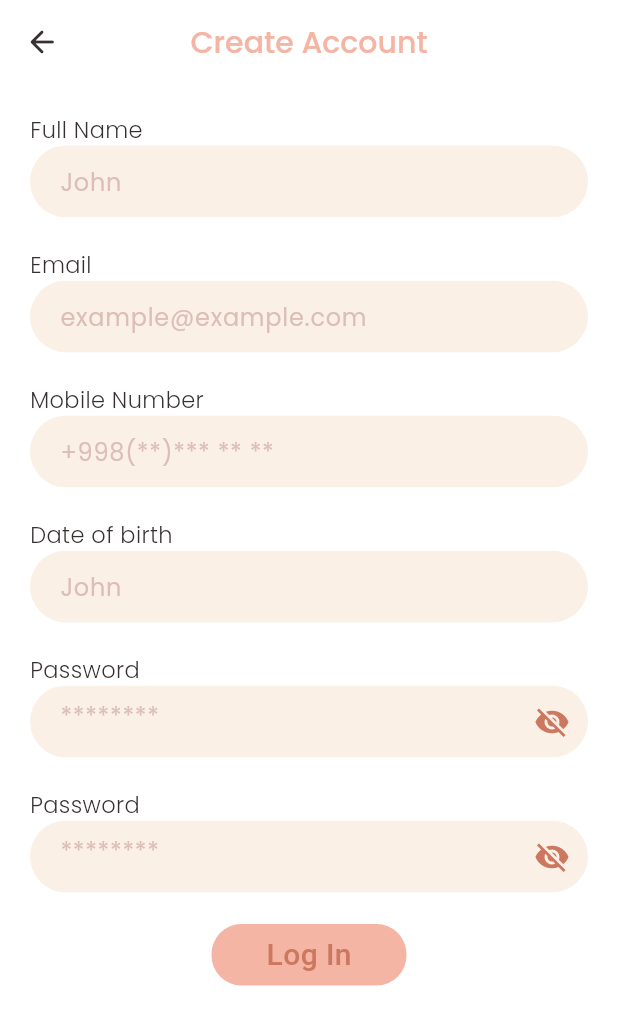
After one commit to Devaxiis/home_decore, a Flutter app: the SignUpScreen screen opened directly, on a phone screen of 412 x 824 dp. The commit adds this screen. Shown: the top 1025 px of the screen. Run offline on Flutter 3.47's test engine with Material 3 defaults, Android fonts, the phone set to English and light mode, and no system bars; our stand-ins replace cherry_toast, flutter_animate, flutter_dotenv, mask_text_input_formatter, smooth_page_indicator.

Commit message:
login tayyor

```diff
--- /dev/null
+++ b/lib/src/config/app_typografy.dart
@@ -0,0 +1,42 @@
+import 'package:home_app/library.dart';
+
+class AppTypografy {
+  ///Login Screen typografy
+
+  static const appTitleLIn = TextStyle(
+            fontFamily: "PS",
+            fontSize: 20,
+            fontWeight: FontWeight.w500,
+            color: AppColors.clF4B5A4Salmon
+          );
+  static const titleLIn = TextStyle(
+            fontFamily: "PS",
+            fontSize: 20,
+            fontWeight: FontWeight.w500,
+            color: AppColors.cl363130Black
+          );
+  static const descrpLIn = TextStyle(
+            fontFamily: "LS",
+            fontSize: 14,
+            fontWeight: FontWeight.w400,
+            color: AppColors.cl363130Black
+          );
+  static const emailOrPassLIn = TextStyle(
+            fontFamily: "PS",
+            fontSize: 15,
+            fontWeight: FontWeight.w300,
+            color: AppColors.cl363130Black
+          );
+  static const hintLIn = TextStyle(
+            fontFamily: "PS",
+            fontSize: 16,
+            fontWeight: FontWeight.w400,
+            color: AppColors.clDCBEB6BrownRosy
+          );
+  static const forgotLIn = TextStyle(
+            fontFamily: "LS",
+            fontSize: 14,
+            fontWeight: FontWeight.w500,
+            color: AppColors.cl363130Black
+          );
+}
--- /dev/null
+++ b/lib/src/presentation/ui/sign_up_screen.dart
@@ -0,0 +1,94 @@
+import 'package:flutter/material.dart';
+import 'package:home_app/library.dart';
+import 'package:home_app/src/presentation/ui/onboard_screen_one.dart';
+import 'package:home_app/src/presentation/widgets/login_button_wg.dart';
+import 'package:home_app/src/presentation/widgets/login_screen_txtfild.dart';
+
+import '../../config/app_typografy.dart';
+
+class SignUpScreen extends StatefulWidget {
+  const SignUpScreen({super.key});
+
+  @override
+  State<SignUpScreen> createState() => _SignUpScreenState();
+}
+
+class _SignUpScreenState extends State<SignUpScreen> {
+  TextEditingController controllerName = TextEditingController();
+  TextEditingController controllerEmail = TextEditingController();
+  TextEditingController controllerNumber = TextEditingController();
+  TextEditingController controllerDate = TextEditingController();
+  TextEditingController controllerPassword = TextEditingController();
+  @override
+  Widget build(BuildContext context) {
+    return Scaffold(
+      backgroundColor: AppColors.clFFFFFFWhite,
+      appBar: AppBar(
+        leading: IconButton(
+            onPressed: () {
+              context.onBack();
+            },
+            icon: const Icon(
+              Icons.arrow_back_rounded,
+              color: AppColors.cl363130Black,
+            )),
+        title: const Text(
+          'Create Account',
+          style: AppTypografy.appTitleLIn,
+        ),
+        centerTitle: true,
+      ),
+      body: SafeArea(
+          child: Padding(
+            padding: const EdgeInsets.all(20),
+            child: Column(
+                    children: [
+            LoginScreenTxtfild(
+                  title: "Full Name",
+                  hinttitle: "John",
+                  isHaveEye: false,
+                  controller: controllerName,
+                  isNumber: false,
+                  ),
+            LoginScreenTxtfild(
+                  title: "Email",
+                  hinttitle: "example@example.com",
+                  isHaveEye: false,
+                  controller: controllerEmail,
+                  isNumber: false,),
+            LoginScreenTxtfild(
+                  title: "Mobile Number",
+                  hinttitle: "+998(**)*** ** **",
+                  isHaveEye: false,
+                  controller: controllerNumber,
+                  isNumber: true,),
+            LoginScreenTxtfild(
+                  title: "Date of birth",
+                  hinttitle: "John",
+                  isHaveEye: false,
+                  controller: controllerDate,
+                  isNumber: false,),
+            LoginScreenTxtfild(
+                  title: "Password",
+                  hinttitle: "********",
+                  isHaveEye: true,
+                  controller: controllerPassword,
+                  isNumber: false,),
+            LoginScreenTxtfild(
+                  title: "Password",
+                  hinttitle: "********",
+                  isHaveEye: true,
+                  controller: controllerPassword,
+                  isNumber: false,),
+            Center(
+                child: LoginButtonWg(
+                    title: "Log In",
+                    onTab: () {
+                      context.onPushAndRemoveUntil(const OnboardScreenOne());
+                    })),
+                    ],
+                  ),
+          )),
+    );
+  }
+}
--- /dev/null
+++ b/lib/src/presentation/widgets/login_button_wg.dart
@@ -0,0 +1,32 @@
+import 'package:flutter/material.dart';
+
+import '../../../library.dart';
+
+class LoginButtonWg extends StatelessWidget {
+  const LoginButtonWg({super.key, required this.title, required this.onTab});
+
+  final String title;
+  final Function() onTab;
+
+  @override
+  Widget build(BuildContext context) {
+    return InkWell(
+      onTap: () =>onTab(),
+      child: Container(
+        height: 41,
+        width: 130,
+        alignment: Alignment.center,
+        decoration: BoxDecoration(
+            color: AppColors.clF4B5A4Salmon,
+            borderRadius: BorderRadius.circular(20)),
+        child: Text(
+          title,
+          style: const TextStyle(
+              fontSize: 20,
+              color: AppColors.clCC7861Terracotta,
+              fontWeight: FontWeight.w500),
+        ),
+      ),
+    );
+  }
+}
--- /dev/null
+++ b/lib/src/presentation/widgets/login_screen_txtfild.dart
@@ -0,0 +1,80 @@
+import 'package:home_app/library.dart';
+import 'package:home_app/src/config/app_typografy.dart';
+import 'package:home_app/src/utils/app_input_formatter.dart';
+import 'package:home_app/src/utils/app_screen_h_w.dart';
+
+class LoginScreenTxtfild extends StatefulWidget {
+  const LoginScreenTxtfild({
+    super.key,
+    required this.title,
+    required this.hinttitle,
+    required this.isHaveEye,
+    required this.controller, required this.isNumber,
+  });
+
+  final String title;
+  final String hinttitle;
+  final bool isHaveEye;
+  final TextEditingController controller;
+  final bool isNumber;
+
+  @override
+  State<LoginScreenTxtfild> createState() => _LoginScreenTxtfildState();
+}
+
+class _LoginScreenTxtfildState extends State<LoginScreenTxtfild> {
+  bool isVisable = false;
+  @override
+  Widget build(BuildContext context) {
+    return SizedBox(
+      height: 90,
+      width: context.phoneWidth(),
+      child: Column(
+        crossAxisAlignment: CrossAxisAlignment.start,
+        children: [
+          Text(
+            widget.title,
+            style: AppTypografy.emailOrPassLIn,
+          ),
+          ClipRRect(
+            borderRadius: BorderRadius.circular(28),
+            child: ColoredBox(
+              color: AppColors.clFAF0E6Beige,
+              child: TextField(
+                controller: widget.controller,
+                keyboardType: widget.isHaveEye
+                    ? TextInputType.name
+                    : TextInputType.emailAddress,
+                obscureText: !isVisable,
+                inputFormatters: widget.isNumber ?[AppInputFormatter.maskFormatter]:null,
+                decoration: InputDecoration(
+                    hintText: widget.hinttitle,
+                    hintStyle: AppTypografy.hintLIn,
+                    prefix: const SizedBox(
+                      width: 20,
+                    ),
+                    suffixIcon: widget.isHaveEye
+                        ? IconButton(
+                            onPressed: () {
+                              isVisable = !isVisable;
+                              setState(() {});
+                            },
+                            icon: isVisable == true
+                                ? const Icon(
+                                    Icons.visibility,
+                                    color: AppColors.clCC7861Terracotta,
+                                  )
+                                : const Icon(
+                                    Icons.visibility_off,
+                                    color: AppColors.clCC7861Terracotta,
+                                  ))
+                        : null,
+                    border: InputBorder.none),
+              ),
+            ),
+          ),
+        ],
+      ),
+    );
+  }
+}
--- /dev/null
+++ b/lib/src/utils/app_input_formatter.dart
@@ -0,0 +1,9 @@
+import 'package:mask_text_input_formatter/mask_text_input_formatter.dart';
+
+class AppInputFormatter {
+  static final maskFormatter = MaskTextInputFormatter(
+  mask: '+# (###) ###-##-##',
+  filter: { "#": RegExp(r'[0-9]') },
+  type: MaskAutoCompletionType.lazy
+);
+}
--- a/pubspec.yaml
+++ b/pubspec.yaml
@@ -19,6 +19,7 @@ dependencies:
   flutter_animate: ^4.5.0
   smooth_page_indicator: ^1.2.0+3
   cherry_toast: ^1.11.0
+  mask_text_input_formatter: ^2.9.0
 
 dev_dependencies:
   flutter_test:
```
Also changed, not shown: lib/src/presentation/ui/launch_screen.dart (+9 -7 lines), lib/src/presentation/ui/login_screen.dart (added, +137 -0 lines), lib/src/presentation/widgets/onboard_b_nav_wg.dart (+3 -18 lines), pubspec.lock.
